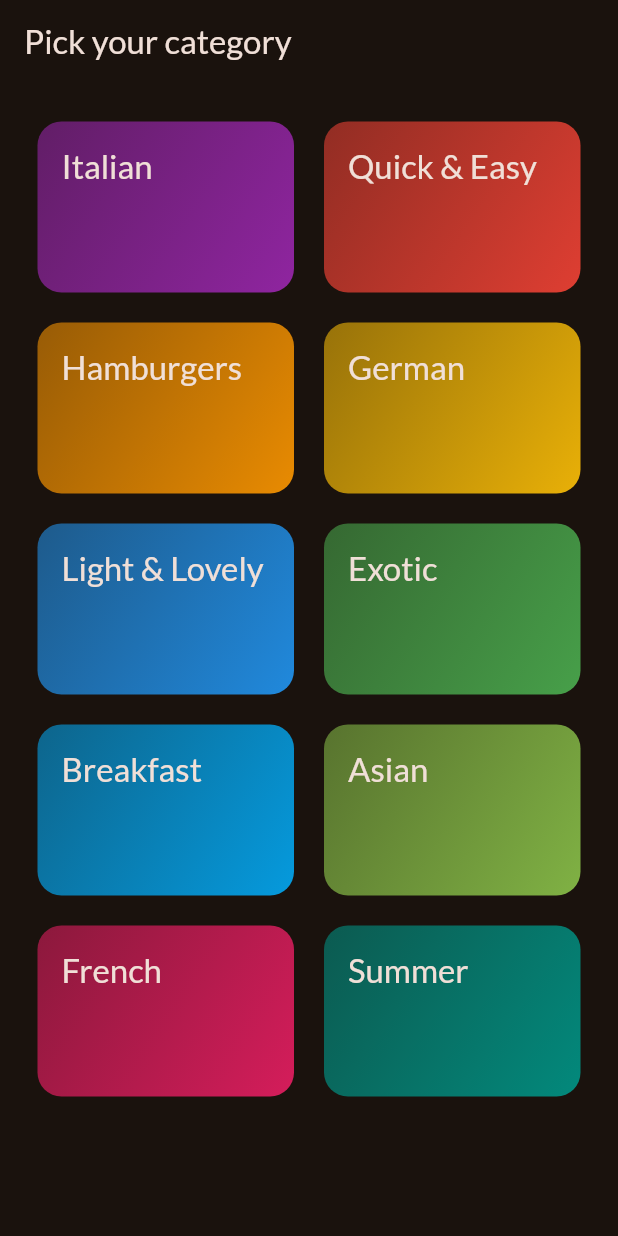
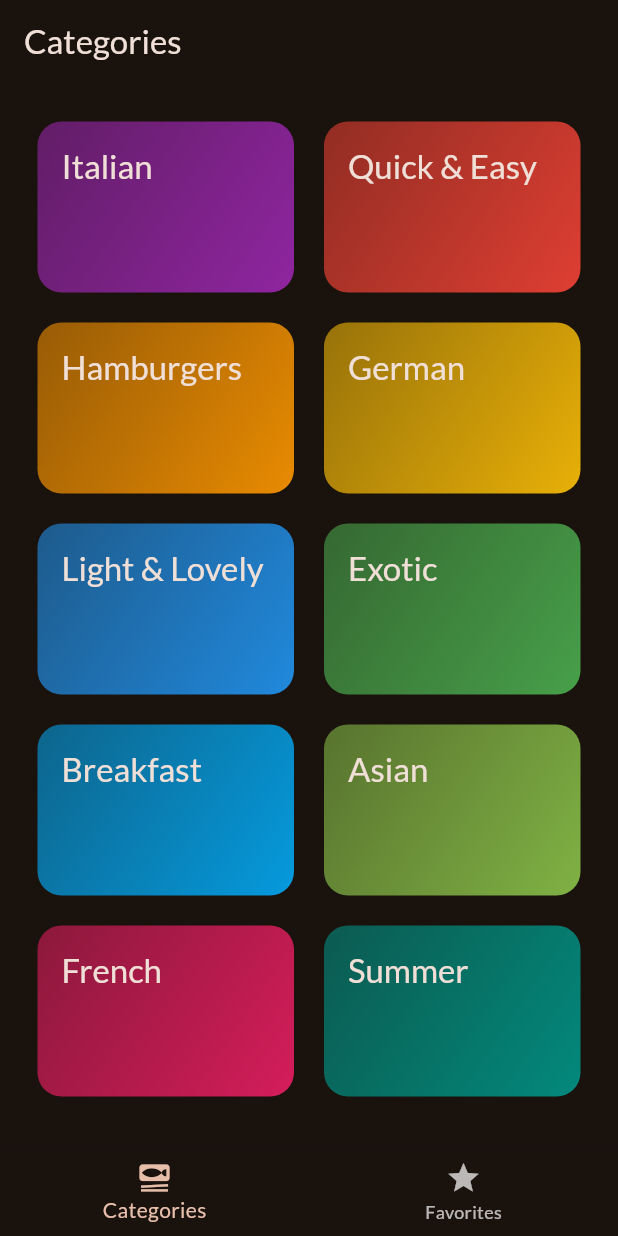
Before and after one commit to bozzimarcello/meals, a Flutter app: the screen it shows after launch, on a phone screen of 412 x 824 dp. Run offline on Flutter 3.47's test engine with Material 3 defaults, Android fonts, the phone set to English and light mode, and no system bars; our stand-ins replace google_fonts, transparent_image.

```diff
--- a/lib/main.dart
+++ b/lib/main.dart
@@ -1,6 +1,6 @@
 import 'package:flutter/material.dart';
 import 'package:google_fonts/google_fonts.dart';
-import 'package:meals/screens/categories.dart';
+import 'package:meals/screens/tabs.dart';
 
 final theme = ThemeData(
   useMaterial3: true,
@@ -22,7 +22,7 @@ class App extends StatelessWidget {
   Widget build(BuildContext context) {
     return MaterialApp(
       theme: theme,
-      home: const CategoriesScreen(),
+      home: const TabsScreen(),
     );
   }
 }
--- a/lib/screens/categories.dart
+++ b/lib/screens/categories.dart
@@ -26,13 +26,7 @@ class CategoriesScreen extends StatelessWidget {
 
   @override
   Widget build(BuildContext context) {
-    return Scaffold(
-      // good stating point for app with many screens, useful to add a title and a body content
-      appBar: AppBar(
-        // app bar is a header that is displayed at the top of the screen
-        title: const Text('Pick your category'),
-      ),
-      body: GridView(
+    return GridView(
         padding: const EdgeInsets.all(25), // space around the grid
         gridDelegate: const SliverGridDelegateWithFixedCrossAxisCount(
           // layout of the grid
@@ -52,7 +46,6 @@ class CategoriesScreen extends StatelessWidget {
         ],
         // an alternative is to use the map method
         // availableCategories.map((category) => CategoryGridItem(category: category)).toList(),
-      ),
     );
   }
 }
--- a/lib/screens/meals.dart
+++ b/lib/screens/meals.dart
@@ -6,11 +6,11 @@ import 'package:meals/widgets/meal_item.dart';
 class MealsScreen extends StatelessWidget {
   const MealsScreen({
     super.key,
-    required this.title,
+    this.title,
     required this.meals,
   });
 
-  final String title;
+  final String? title;
   final List<Meal> meals;
 
   void selectMeal(BuildContext context, Meal meal) {
@@ -56,9 +56,13 @@ class MealsScreen extends StatelessWidget {
       );
     }
 
+    if (title == null) {
+      return content;
+    }
+
     return Scaffold(
       appBar: AppBar(
-        title: Text(title),
+        title: Text(title!),
       ),
       body: content,
     );
--- /dev/null
+++ b/lib/screens/tabs.dart
@@ -0,0 +1,53 @@
+import 'package:flutter/material.dart';
+import 'package:meals/screens/categories.dart';
+import 'package:meals/screens/meals.dart';
+
+class TabsScreen extends StatefulWidget {
+  const TabsScreen({super.key});
+
+  @override
+  State<StatefulWidget> createState() {
+    return _TabsScreenState();
+  }
+}
+
+class _TabsScreenState extends State<TabsScreen> {
+  int _selectedPageIndex = 0;
+
+  void _selectPage(int index) {
+    setState(() {
+      _selectedPageIndex = index;
+    });
+  }
+
+  @override
+  Widget build(BuildContext context) {
+    Widget activePage = const CategoriesScreen();
+    var activePageTitle = 'Categories';
+
+    if (_selectedPageIndex == 1) {
+      activePage = const MealsScreen(meals: [],);
+      activePageTitle = 'Your Favorites';
+    }
+    return Scaffold(
+      appBar: AppBar(
+        title: Text(activePageTitle),
+      ),
+      body: activePage,
+      bottomNavigationBar: BottomNavigationBar(
+        onTap: _selectPage,
+        currentIndex: _selectedPageIndex,
+        items: const [
+          BottomNavigationBarItem(
+            icon: Icon(Icons.set_meal),
+            label: 'Categories',
+          ),
+          BottomNavigationBarItem(
+            icon: Icon(Icons.star),
+            label: 'Favorites',
+          ),
+        ],
+      ),
+    );
+  }
+}
```
